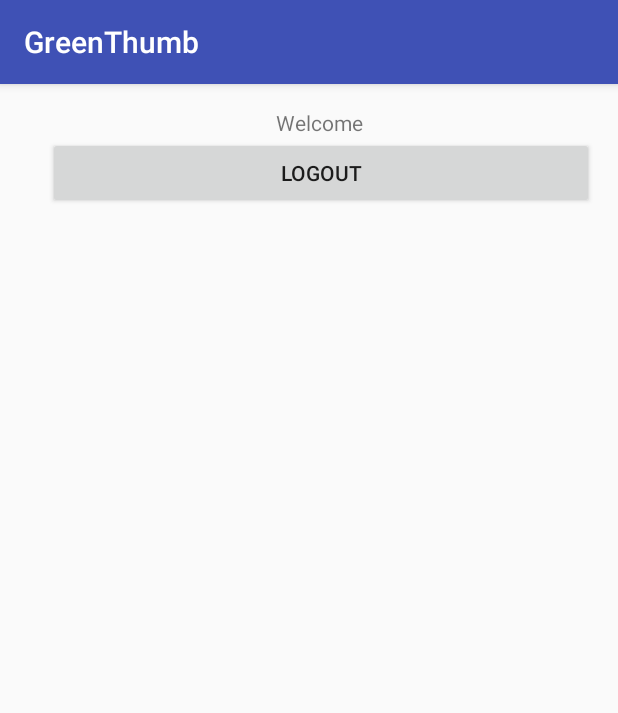
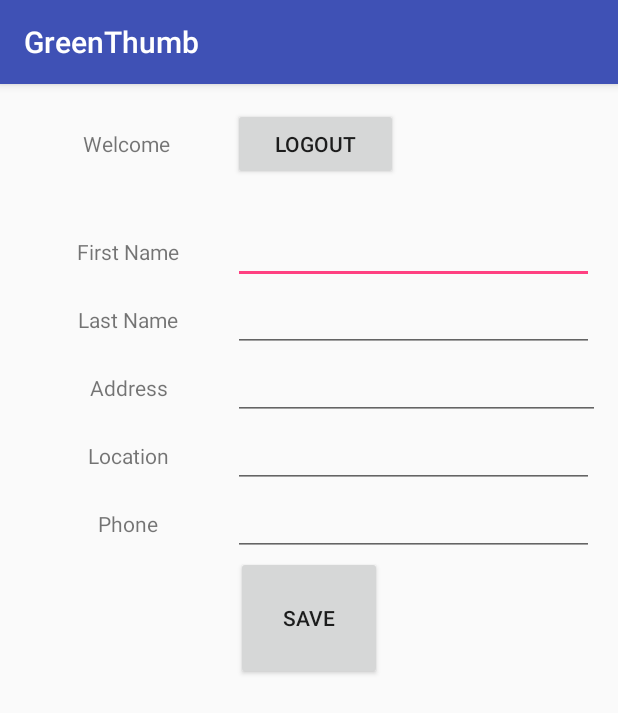
Before and after one commit to rbidanta/GreenThumb, an Android app: the screen it shows after launch once a user with an empty profile is signed in (Profile), on a phone screen of 412 x 824 dp. Shown: the top 713 px of the screen. Run offline under Robolectric (Android 15) with nearby library versions, the phone set to English and light mode, and no system bars; our stand-ins replace Firebase (no records; nobody signed in at launch, a user with empty details on screens opened directly).

Commit message:
User Account page added

```diff
--- a/app/src/main/java/pervasive/iu/com/greenthumb/LoginActivity.java
+++ b/app/src/main/java/pervasive/iu/com/greenthumb/LoginActivity.java
@@ -62,7 +62,7 @@ public class LoginActivity extends AppCompatActivity implements View.OnClickList
             Toast.makeText(this, "Please enter your password", Toast.LENGTH_SHORT).show();
         }
 
-        progressDialog.setMessage("User is getting registered");
+        progressDialog.setMessage("Logging in......");
         progressDialog.show();
 
         firebase_auth.signInWithEmailAndPassword(email,password).addOnCompleteListener(this, new OnCompleteListener<AuthResult>() {
--- a/app/src/main/java/pervasive/iu/com/greenthumb/Profile.java
+++ b/app/src/main/java/pervasive/iu/com/greenthumb/Profile.java
@@ -5,16 +5,24 @@ import android.support.v7.app.AppCompatActivity;
 import android.os.Bundle;
 import android.view.View;
 import android.widget.Button;
+import android.widget.EditText;
 import android.widget.TextView;
+import android.widget.Toast;
 
 import com.google.firebase.auth.FirebaseAuth;
 import com.google.firebase.auth.FirebaseUser;
+import com.google.firebase.database.DatabaseReference;
+import com.google.firebase.database.FirebaseDatabase;
 
 public class Profile extends AppCompatActivity implements View.OnClickListener{
 
     private FirebaseAuth firebaseAuth;
     private TextView profileview;
     private Button logout_button;
+    private DatabaseReference dbreference;
+    //private TextView name_view,email_view,location_view,phone_view;
+    private EditText firstname,lastname,email,location,address,phone;
+    private Button buttonsave;
 
     @Override
     protected void onCreate(Bundle savedInstanceState) {
@@ -27,6 +35,16 @@ public class Profile extends AppCompatActivity implements View.OnClickListener{
             finish();
             startActivity(new Intent(this,LoginActivity.class));
         }
+
+        dbreference = FirebaseDatabase.getInstance().getReference();
+
+        firstname=(EditText) findViewById(R.id.fName);
+        lastname=(EditText) findViewById(R.id.lName);
+        location=(EditText) findViewById(R.id.loc);
+        address=(EditText) findViewById(R.id.address);
+        phone=(EditText) findViewById(R.id.phone);
+        buttonsave=(Button) findViewById(R.id.save);
+
         FirebaseUser user=firebaseAuth.getCurrentUser();
 
         profileview=(TextView) findViewById(R.id.profile_view);
@@ -34,6 +52,21 @@ public class Profile extends AppCompatActivity implements View.OnClickListener{
         logout_button=(Button) findViewById(R.id.logout_but);
 
         logout_button.setOnClickListener(this);
+        buttonsave.setOnClickListener(this);
+
+    }
+    private void saveInfo(){
+        String first_name=firstname.getText().toString().trim();
+        String last_name=lastname.getText().toString().trim();
+        String location_val=location.getText().toString().trim();
+        String address_val=address.getText().toString().trim();
+        String phone_num=firstname.getText().toString().trim();
+
+        saveInfo saveinf=new saveInfo(first_name,last_name,location_val,address_val,phone_num);
+        FirebaseUser user=firebaseAuth.getCurrentUser();
+
+        dbreference.child(user.getUid()).setValue(saveinf);
+        Toast.makeText(this,"User information saved successfully",Toast.LENGTH_LONG).show();
 
     }
 
@@ -45,6 +78,10 @@ public class Profile extends AppCompatActivity implements View.OnClickListener{
             finish();
             startActivity(new Intent(this,LoginActivity.class));
         }
+        if(v==buttonsave)
+        {
+            saveInfo();
+        }
 
     }
 }
--- /dev/null
+++ b/app/src/main/java/pervasive/iu/com/greenthumb/saveInfo.java
@@ -0,0 +1,25 @@
+package pervasive.iu.com.greenthumb;
+
+/**
+ * Created by deepakasinathan on 3/19/17.
+ */
+
+public class saveInfo {
+    public String firstname;
+    public String lastname;
+    public String address;
+    public String location;
+    public String phone;
+    public saveInfo()
+    {
+
+    }
+
+    public saveInfo(String firstname, String lastname, String address, String location, String phone) {
+        this.firstname = firstname;
+        this.lastname = lastname;
+        this.address = address;
+        this.location = location;
+        this.phone = phone;
+    }
+}
--- a/app/src/main/res/layout/activity_profile.xml
+++ b/app/src/main/res/layout/activity_profile.xml
@@ -15,23 +15,142 @@
         android:layout_width="match_parent"
         android:layout_height="match_parent"
         android:layout_alignParentTop="true"
-        android:layout_alignParentStart="true"
-        android:layout_marginStart="16dp">
+        android:layout_alignParentEnd="true"
+        android:weightSum="1">
 
 
+    <LinearLayout
+        android:orientation="horizontal"
+        android:layout_width="match_parent"
+        android:layout_height="72dp"
+        android:layout_alignParentTop="true"
+        android:layout_alignParentEnd="true"
+        android:weightSum="1">
 
         <TextView
-            android:text="=User Profile"
-            android:layout_width="match_parent"
+            android:text="User Profile"
+            android:layout_width="139dp"
             android:layout_height="wrap_content"
             android:id="@+id/profile_view"
             android:textAlignment="center"/>
 
         <Button
             android:text="Logout"
-            android:layout_width="match_parent"
+            android:layout_width="97dp"
             android:layout_height="wrap_content"
-            android:id="@+id/logout_but" />
+            android:id="@+id/logout_but"
+            android:layout_weight="0.09" />
+    </LinearLayout>
+    <LinearLayout
+        android:layout_width="fill_parent"
+        android:layout_height="wrap_content"
+        android:orientation="horizontal" >
+        <TextView
+            android:text="First Name"
+            android:layout_width="139dp"
+            android:layout_height="wrap_content"
+            android:id="@+id/firstName"
+            android:textAlignment="center"/>
+        <EditText
+            android:id="@+id/fName"
+            android:layout_width="0dp"
+            android:layout_height="wrap_content"
+            android:layout_weight="0.75"
+            android:ems="10" />
+    </LinearLayout>
+
+    <LinearLayout
+        android:layout_width="fill_parent"
+        android:layout_height="wrap_content"
+        android:orientation="horizontal" >
+
+        <TextView
+            android:text="Last Name"
+            android:layout_width="139dp"
+            android:layout_height="wrap_content"
+            android:id="@+id/lastName"
+            android:textAlignment="center"/>
+        <EditText
+            android:id="@+id/lName"
+            android:layout_width="0dp"
+            android:layout_height="wrap_content"
+            android:layout_weight="0.75"
+            android:ems="10" />
+    </LinearLayout>
+        <LinearLayout
+            android:layout_width="fill_parent"
+            android:layout_height="wrap_content"
+            android:orientation="horizontal" >
+            <TextView
+                android:text="Address"
+                android:layout_width="139dp"
+                android:layout_height="wrap_content"
+                android:id="@+id/addr"
+                android:textAlignment="center"/>
+
+            <EditText
+                android:layout_width="wrap_content"
+                android:layout_height="wrap_content"
+                android:inputType="phone"
+                android:ems="10"
+                android:id="@+id/editText4"
+                android:layout_weight="1" />
+
+            <EditText
+                android:layout_width="match_parent"
+                android:layout_height="wrap_content"
+                android:inputType="textPostalAddress"
+                android:ems="10"
+                android:id="@+id/address" />
+        </LinearLayout>
+        <LinearLayout
+            android:layout_width="fill_parent"
+            android:layout_height="wrap_content"
+            android:orientation="horizontal" >
+        <TextView
+            android:text="Location"
+            android:layout_width="139dp"
+            android:layout_height="wrap_content"
+            android:id="@+id/location"
+            android:textAlignment="center"/>
+
+        <EditText
+            android:id="@+id/loc"
+            android:layout_width="0dp"
+            android:layout_height="wrap_content"
+            android:layout_weight="0.75"
+            android:ems="10" />
+    </LinearLayout>
+        <LinearLayout
+        android:layout_width="fill_parent"
+        android:layout_height="wrap_content"
+        android:orientation="horizontal" >
+
+            <TextView
+                android:text="Phone"
+                android:layout_width="139dp"
+                android:layout_height="wrap_content"
+                android:id="@+id/phoneno"
+                android:textAlignment="center"/>
+
+            <EditText
+                android:layout_width="match_parent"
+                android:layout_height="wrap_content"
+                android:inputType="phone"
+                android:ems="10"
+                android:id="@+id/phone" />
+    </LinearLayout>
+        <Button
+            android:text="save"
+            android:layout_width="97dp"
+            android:layout_height="wrap_content"
+            android:id="@+id/save"
+            android:layout_weight="0.09"
+            android:layout_gravity="center"/>
+
+
+
+
 
     </LinearLayout>
 </RelativeLayout>
```
